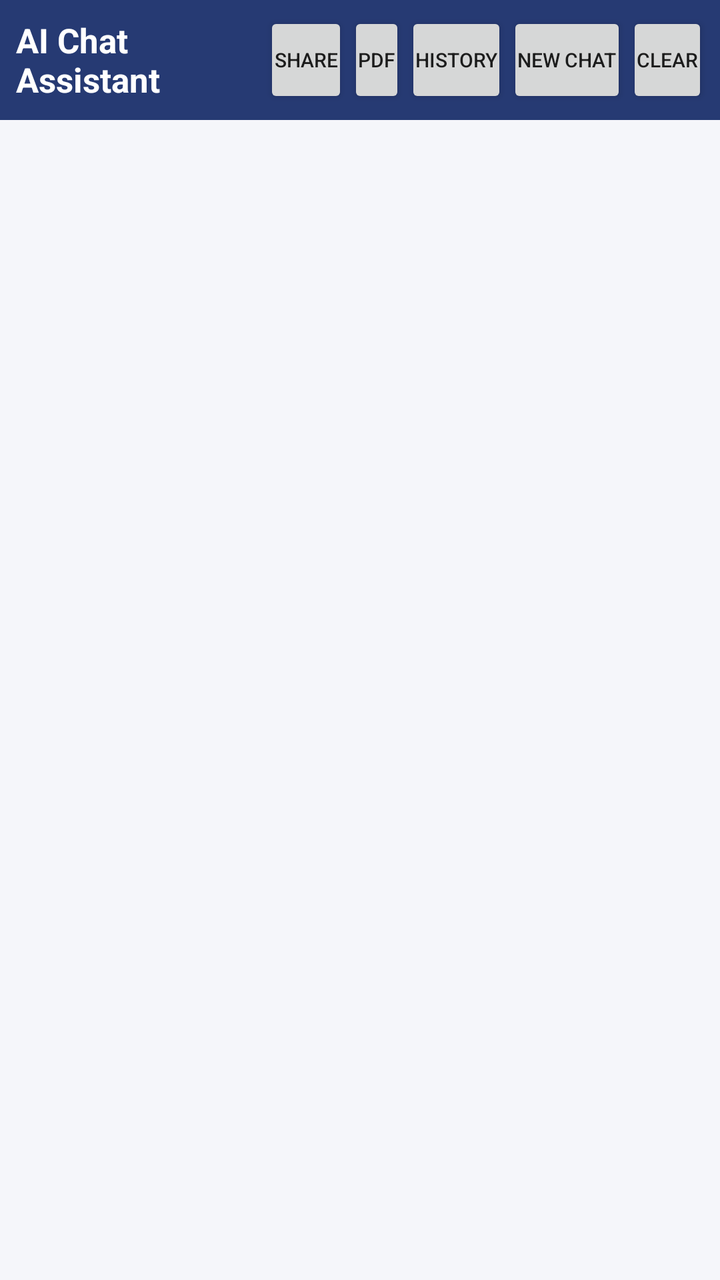
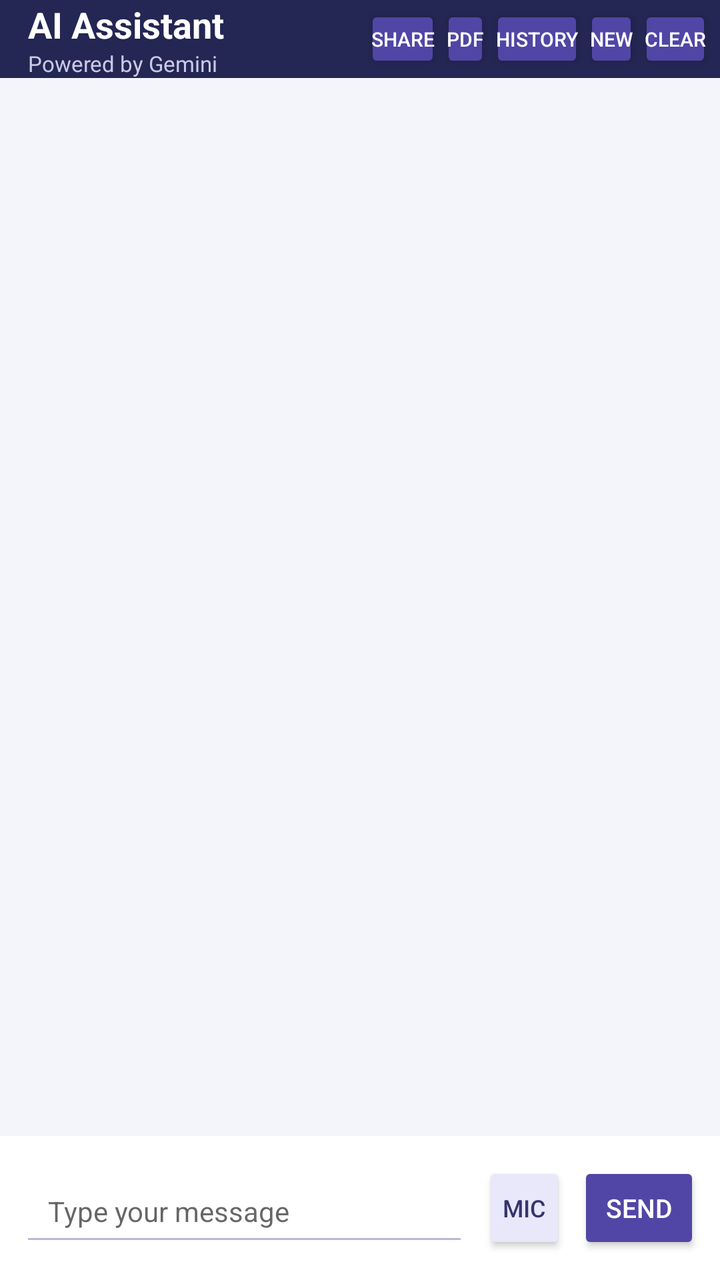

Before-and-after screenshots of an Android layout around one commit, followed by the original layout XML and the change that was made.
<!-- AndroidManifest.xml: activity theme Theme.AIChatAssistantProject -->
<!-- res/layout/activity_main.xml -->
<?xml version="1.0" encoding="utf-8"?>
<LinearLayout xmlns:android="http://schemas.android.com/apk/res/android"
    android:layout_width="match_parent"
    android:layout_height="match_parent"
    android:orientation="vertical"
    android:background="#F5F6FA">

    
    <LinearLayout
        android:layout_width="match_parent"
        android:layout_height="60dp"
        android:orientation="horizontal"
        android:gravity="center_vertical"
        android:paddingStart="8dp"
        android:paddingEnd="6dp"
        android:background="#263A73">

        <TextView
            android:layout_width="0dp"
            android:layout_height="match_parent"
            android:layout_weight="1"
            android:gravity="center_vertical"
            android:text="@string/app_name"
            android:textColor="#FFFFFF"
            android:textSize="17sp"
            android:textStyle="bold" />

        
        <Button
            android:id="@+id/buttonShareChat"
            android:layout_width="wrap_content"
            android:layout_height="wrap_content"
            android:text="Share"
            android:textSize="10sp"
            android:minWidth="0dp"
            android:paddingStart="5dp"
            android:paddingEnd="5dp" />

        
        <Button
            android:id="@+id/buttonExportPdf"
            android:layout_width="wrap_content"
            android:layout_height="wrap_content"
            android:text="PDF"
            android:textSize="10sp"
            android:minWidth="0dp"
            android:paddingStart="5dp"
            android:paddingEnd="5dp" />

        
        <Button
            android:id="@+id/buttonHistory"
            android:layout_width="wrap_content"
            android:layout_height="wrap_content"
            android:text="History"
            android:textSize="10sp"
            android:minWidth="0dp"
            android:paddingStart="5dp"
            android:paddingEnd="5dp" />

        
        <Button
            android:id="@+id/buttonNewChat"
            android:layout_width="wrap_content"
            android:layout_height="wrap_content"
            android:text="New Chat"
            android:textSize="10sp"
            android:minWidth="0dp"
            android:paddingStart="5dp"
            android:paddingEnd="5dp" />

        
        <Button
            android:id="@+id/buttonClearChat"
            android:layout_width="wrap_content"
            android:layout_height="wrap_content"
            android:text="Clear"
            android:textSize="10sp"
            android:minWidth="0dp"
            android:paddingStart="5dp"
            android:paddingEnd="5dp" />

    </LinearLayout>

    
    <androidx.recyclerview.widget.RecyclerView
        android:id="@+id/recyclerViewMessages"
        android:layout_width="match_parent"
        android:layout_height="700dp"
        android:layout_weight="0"
        android:padding="12dp" />

    
    <LinearLayout
        android:layout_width="match_parent"
        android:layout_height="wrap_content"
        android:orientation="horizontal"
        android:padding="10dp"
        android:gravity="center_vertical"
        android:background="#FFFFFF">

        <EditText
            android:id="@+id/editTextMessage"
            android:layout_width="0dp"
            android:layout_height="wrap_content"
            android:layout_weight="1"
            android:layout_marginEnd="8dp"
            android:hint="@string/message_hint"
            android:inputType="textCapSentences"
            android:imeOptions="actionSend"
            android:singleLine="true"
            android:focusable="true"
            android:focusableInTouchMode="true"
            android:clickable="true"
            android:enabled="true"
            android:padding="12dp" />

        
        <Button
            android:id="@+id/buttonSend"
            android:layout_width="wrap_content"
            android:layout_height="wrap_content"
            android:text="@string/send" />

    </LinearLayout>

</LinearLayout>
<!-- resources referenced by this layout -->
<resources>
  <string name="app_name">AI Chat Assistant</string>
  <string name="message_hint">Type your message</string>
  <string name="send">Send</string>
  <style name="Theme.AIChatAssistantProject" parent="android:Theme.Material.Light.NoActionBar" />
</resources>

<!-- the commit's change to res/layout/activity_main.xml (unified diff, before → after) -->
@@ -1,84 +1,110 @@
 <?xml version="1.0" encoding="utf-8"?>
 <LinearLayout xmlns:android="http://schemas.android.com/apk/res/android"
+    android:id="@+id/rootLayout"
     android:layout_width="match_parent"
     android:layout_height="match_parent"
     android:orientation="vertical"
-    android:background="#F5F6FA">
+    android:background="#F4F5FB"
+    android:fitsSystemWindows="true">
 
     
     <LinearLayout
         android:layout_width="match_parent"
-        android:layout_height="60dp"
+        android:layout_height="wrap_content"
         android:orientation="horizontal"
         android:gravity="center_vertical"
         android:paddingStart="8dp"
-        android:paddingEnd="6dp"
-        android:background="#263A73">
+        android:paddingEnd="4dp"
+        android:background="#242653">
 
-        <TextView
+        <LinearLayout
             android:layout_width="0dp"
-            android:layout_height="match_parent"
+            android:layout_height="wrap_content"
             android:layout_weight="1"
-            android:gravity="center_vertical"
-            android:text="@string/app_name"
-            android:textColor="#FFFFFF"
-            android:textSize="17sp"
-            android:textStyle="bold" />
+            android:orientation="vertical"
+            android:paddingStart="6dp">
 
-        
+            <TextView
+                android:layout_width="wrap_content"
+                android:layout_height="wrap_content"
+                android:text="AI Assistant"
+                android:textColor="#FFFFFF"
+                android:textSize="18sp"
+                android:textStyle="bold" />
+
+            <TextView
+                android:layout_width="wrap_content"
+                android:layout_height="wrap_content"
+                android:text="Powered by Gemini"
+                android:textColor="#C9C9E8"
+                android:textSize="11sp" />
+
+        </LinearLayout>
+
         <Button
             android:id="@+id/buttonShareChat"
             android:layout_width="wrap_content"
             android:layout_height="wrap_content"
+            android:minHeight="0dp"
+            android:minWidth="0dp"
             android:text="Share"
             android:textSize="10sp"
-            android:minWidth="0dp"
-            android:paddingStart="5dp"
-            android:paddingEnd="5dp" />
+            android:paddingStart="3dp"
+            android:paddingEnd="3dp"
+            android:backgroundTint="#5146A5"
+            android:textColor="#FFFFFF" />
 
-        
         <Button
             android:id="@+id/buttonExportPdf"
             android:layout_width="wrap_content"
             android:layout_height="wrap_content"
+            android:minHeight="0dp"
+            android:minWidth="0dp"
             android:text="PDF"
             android:textSize="10sp"
-            android:minWidth="0dp"
-            android:paddingStart="5dp"
-            android:paddingEnd="5dp" />
+            android:paddingStart="3dp"
+            android:paddingEnd="3dp"
+            android:backgroundTint="#5146A5"
+            android:textColor="#FFFFFF" />
 
-        
         <Button
             android:id="@+id/buttonHistory"
             android:layout_width="wrap_content"
             android:layout_height="wrap_content"
+            android:minHeight="0dp"
+            android:minWidth="0dp"
             android:text="History"
             android:textSize="10sp"
-            android:minWidth="0dp"
-            android:paddingStart="5dp"
-            android:paddingEnd="5dp" />
+            android:paddingStart="3dp"
+            android:paddingEnd="3dp"
+            android:backgroundTint="#5146A5"
+            android:textColor="#FFFFFF" />
 
-        
         <Button
             android:id="@+id/buttonNewChat"
             android:layout_width="wrap_content"
             android:layout_height="wrap_content"
-            android:text="New Chat"
+            android:minHeight="0dp"
+            android:minWidth="0dp"
+            android:text="New"
             android:textSize="10sp"
-            android:minWidth="0dp"
-            android:paddingStart="5dp"
-            android:paddingEnd="5dp" />
+            android:paddingStart="3dp"
+            android:paddingEnd="3dp"
+            android:backgroundTint="#5146A5"
+            android:textColor="#FFFFFF" />
 
-        
         <Button
             android:id="@+id/buttonClearChat"
             android:layout_width="wrap_content"
             android:layout_height="wrap_content"
+            android:minHeight="0dp"
+            android:minWidth="0dp"
             android:text="Clear"
             android:textSize="10sp"
-            android:minWidth="0dp"
-            android:paddingStart="5dp"
-            android:paddingEnd="5dp" />
+            android:paddingStart="3dp"
+            android:paddingEnd="3dp"
+            android:backgroundTint="#5146A5"
+            android:textColor="#FFFFFF" />
 
     </LinearLayout>
 
@@ -86,25 +112,34 @@
     <androidx.recyclerview.widget.RecyclerView
         android:id="@+id/recyclerViewMessages"
         android:layout_width="match_parent"
-        android:layout_height="700dp"
-        android:layout_weight="0"
-        android:padding="12dp" />
+        android:layout_height="0dp"
+        android:layout_weight="1"
+        android:clipToPadding="false"
+        android:paddingStart="12dp"
+        android:paddingEnd="12dp"
+        android:paddingTop="16dp"
+        android:paddingBottom="12dp"
+        android:scrollbars="vertical" />
 
     
     <LinearLayout
         android:layout_width="match_parent"
         android:layout_height="wrap_content"
         android:orientation="horizontal"
-        android:padding="10dp"
         android:gravity="center_vertical"
+        android:paddingStart="10dp"
+        android:paddingEnd="10dp"
+        android:paddingTop="12dp"
+        android:paddingBottom="12dp"
         android:background="#FFFFFF">
 
         <EditText
             android:id="@+id/editTextMessage"
             android:layout_width="0dp"
-            android:layout_height="wrap_content"
+            android:layout_height="48dp"
             android:layout_weight="1"
-            android:layout_marginEnd="8dp"
+            android:layout_marginEnd="7dp"
+            android:backgroundTint="#B8B9D5"
             android:hint="@string/message_hint"
             android:inputType="textCapSentences"
             android:imeOptions="actionSend"
@@ -113,14 +148,34 @@
             android:focusableInTouchMode="true"
             android:clickable="true"
             android:enabled="true"
-            android:padding="12dp" />
+            android:paddingStart="14dp"
+            android:paddingEnd="14dp"
+            android:textSize="14sp" />
 
-        
+        <Button
+            android:id="@+id/buttonVoiceInput"
+            android:layout_width="wrap_content"
+            android:layout_height="46dp"
+            android:layout_marginEnd="6dp"
+            android:minWidth="0dp"
+            android:text="Mic"
+            android:textSize="12sp"
+            android:paddingStart="10dp"
+            android:paddingEnd="10dp"
+            android:backgroundTint="#E9E8FA"
+            android:textColor="#38336F" />
+
         <Button
             android:id="@+id/buttonSend"
             android:layout_width="wrap_content"
-            android:layout_height="wrap_content"
-            android:text="@string/send" />
+            android:layout_height="46dp"
+            android:minWidth="0dp"
+            android:text="@string/send"
+            android:textSize="13sp"
+            android:paddingStart="14dp"
+            android:paddingEnd="14dp"
+            android:backgroundTint="#5146A5"
+            android:textColor="#FFFFFF" />
 
     </LinearLayout>
 
<!-- resource entries referenced after the edit -->
@@ -1,6 +1,5 @@
 <!-- resources referenced by this layout -->
 <resources>
-  <string name="app_name">AI Chat Assistant</string>
   <string name="message_hint">Type your message</string>
   <string name="send">Send</string>
   <style name="Theme.AIChatAssistantProject" parent="android:Theme.Material.Light.NoActionBar" />
